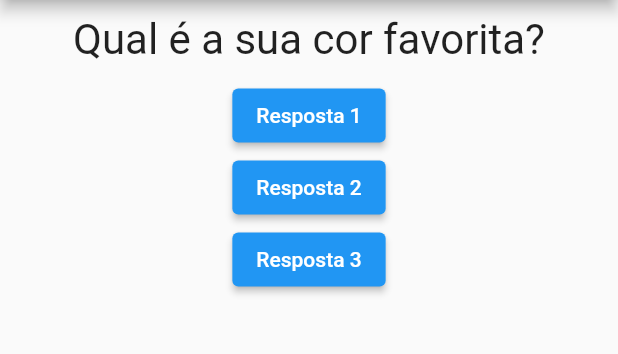
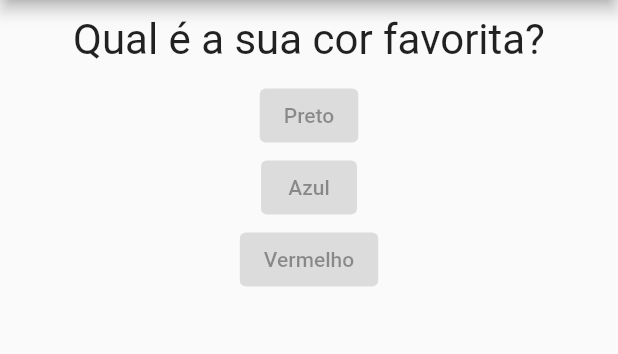
Before and after one commit to Zattrus/App_Perguntas, a Flutter app: the screen it shows after launch, on a phone screen of 412 x 824 dp, the part 84-438 px from its top. Run offline on Flutter 3.47's test engine with Material 2 defaults, Android fonts, the phone set to English and light mode, and no system bars.

Commit message:
Melhorando o main

```diff
--- a/lib/main.dart
+++ b/lib/main.dart
@@ -2,6 +2,7 @@
 
 import 'package:flutter/material.dart';
 import './questao.dart';
+import './resposta.dart';
 
 main() => runApp(new PerguntaApp());
 
@@ -31,18 +32,9 @@ class _PerguntaAppState extends State<PerguntaApp> {
         body: Column(
           children: <Widget>[
             Questao(perguntas[_perguntasSelecionada]),
-            ElevatedButton(
-              child: Text('Resposta 1'),
-              onPressed: _responder,
-            ),
-            ElevatedButton(
-              child: Text('Resposta 2'),
-              onPressed: _responder,
-            ),
-            ElevatedButton(
-              child: Text('Resposta 3'),
-              onPressed: _responder,
-            )
+            Resposta('Preto', _responder),
+            Resposta('Azul', _responder),
+            Resposta('Vermelho', _responder),
           ],
         ),
       ),
```
